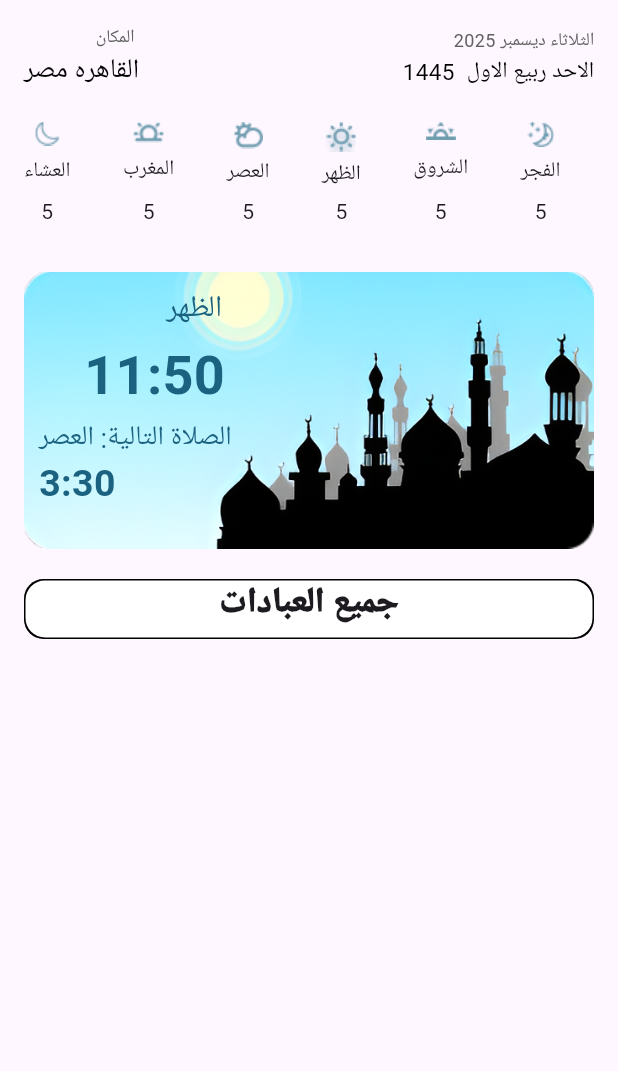
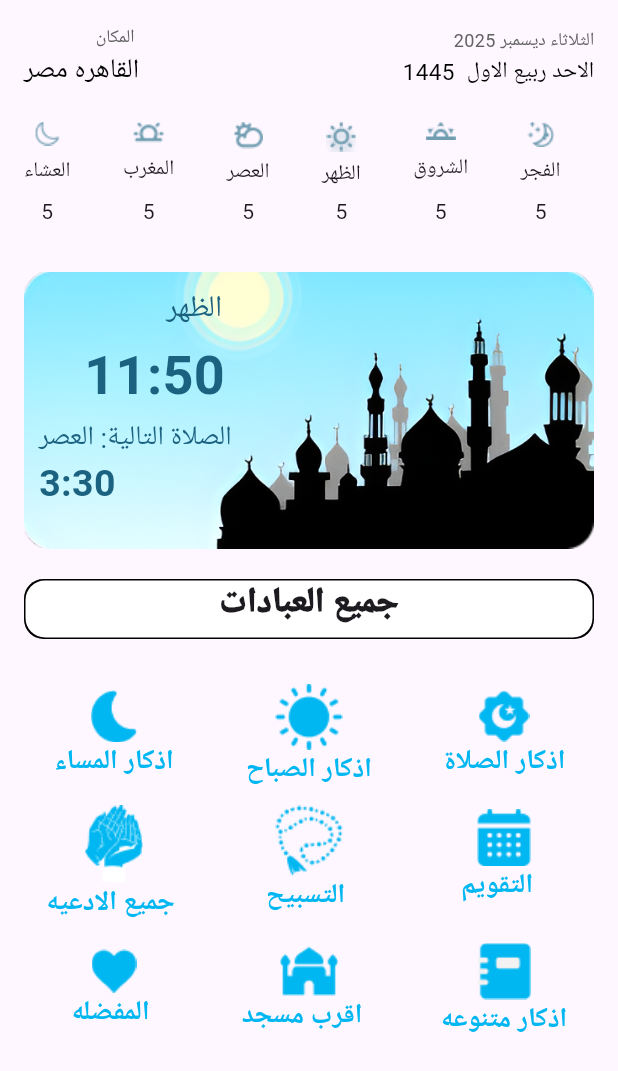
Before and after one commit to amrelmaadawy/quranApp, a Flutter app: the screen it shows after launch, on a phone screen of 412 x 824 dp. Shown: the top 1071 px of the screen. Run offline on Flutter 3.47's test engine with Material 3 defaults, Android fonts, the phone set to English and light mode, and no system bars.

Commit message:
finish all worships view + finish home view

```diff
--- a/lib/views/home/UI/home_view.dart
+++ b/lib/views/home/UI/home_view.dart
@@ -1,4 +1,5 @@
 import 'package:flutter/material.dart';
+import 'package:quranapp/views/home/UI/widgets/all_worships_list.dart';
 import 'package:quranapp/views/home/UI/widgets/home_appbar.dart';
 import 'package:quranapp/views/home/UI/widgets/prayer_card.dart';
 import 'package:quranapp/views/home/UI/widgets/prayers_row.dart';
@@ -13,6 +14,7 @@ class HomeView extends StatelessWidget {
       body: SafeArea(
         child: Padding(
           padding: const EdgeInsets.all(16.0),
+          child: SingleChildScrollView(
             child: Column(
               children: [
                 HomeAppBar(),
@@ -22,7 +24,10 @@ class HomeView extends StatelessWidget {
                 PrayerCard(),
                 SizedBox(height: 20),
                 WorshipsCard(),
+                SizedBox(height: 30),
+                AllWorshipsList(),
               ],
+            ),
           ),
         ),
       ),
--- /dev/null
+++ b/lib/views/home/UI/widgets/all_worships_list.dart
@@ -0,0 +1,44 @@
+
+import 'package:flutter/material.dart';
+import 'package:quranapp/views/home/logic/worships.dart';
+
+class AllWorshipsList extends StatelessWidget {
+  const AllWorshipsList({
+    super.key,
+  });
+
+  @override
+  Widget build(BuildContext context) {
+    return Wrap(
+      spacing: 30, // Horizontal space
+      runSpacing: 10, // Vertical space
+      alignment:
+          WrapAlignment.spaceEvenly, // Distribute space evenly
+      children: [
+        for (var worship in worships)
+          ConstrainedBox(
+            constraints: BoxConstraints(
+              minWidth: 100, // Set minimum width
+              maxWidth: 100, // Set maximum width (equal width)
+              minHeight: 70, // Optional: Set height if needed
+            ),
+
+              child: Center(
+                child: Column(
+                  mainAxisAlignment: MainAxisAlignment.spaceBetween,
+                  crossAxisAlignment: CrossAxisAlignment.center,
+                  mainAxisSize:
+                      MainAxisSize
+                          .min, //Prevent column  from expanding
+                  children: [
+                    worship.icon,
+                    worship.text, // Ensure text doesn't overflow
+                  ],
+                ),
+              ),
+            ),
+
+      ],
+    );
+  }
+}
--- /dev/null
+++ b/lib/views/home/logic/worships.dart
@@ -0,0 +1,90 @@
+import 'package:flutter/widgets.dart';
+import 'package:quranapp/core/app_color.dart';
+
+class Worships {
+  final Widget text;
+  final Widget icon;
+  Worships({required this.text, required this.icon});
+}
+
+List<Worships> worships = [
+  Worships(
+    text: Text(
+      'اذكار المساء',
+      style: TextStyle(
+        fontSize: 18,
+        color: AppColor.kprimryColor,
+        fontWeight: FontWeight.bold,
+      ),
+    ),
+    icon: Image.asset('assets/images/azkarelmassa.png'),
+  ),
+  Worships(
+    text: Text(
+      'اذكار الصباح',
+      style: TextStyle(
+        fontSize: 18,
+        color: AppColor.kprimryColor,
+
+        fontWeight: FontWeight.bold,
+      ),
+    ),
+    icon: Image.asset('assets/images/azkarelsaba7.png'),
+  ),
+  Worships(
+    text: Text(
+      'اذكار الصلاة',
+      style: TextStyle(fontSize: 18, color: AppColor.kprimryColor,
+        fontWeight: FontWeight.bold,),
+    ),
+    icon: Image.asset('assets/images/azkarelprayers.png'),
+  ),
+  Worships(
+    text: Text(
+      'جميع الادعيه ',
+      style: TextStyle(fontSize: 18, color: AppColor.kprimryColor,
+        fontWeight: FontWeight.bold,),
+    ),
+    icon: Image.asset('assets/images/doaa.png'),
+  ),
+  Worships(
+    text: Text(
+      'التسبيح ',
+      style: TextStyle(fontSize: 18, color: AppColor.kprimryColor,
+        fontWeight: FontWeight.bold,),
+    ),
+    icon: Image.asset('assets/images/tasbee7.png'),
+  ),
+  Worships(
+    text: Text(
+      'التقويم  ',
+      style: TextStyle(fontSize: 18, color: AppColor.kprimryColor,
+        fontWeight: FontWeight.bold,),
+    ),
+    icon: Image.asset('assets/images/calender.png'),
+  ),
+  Worships(
+    text: Text(
+      'المفضله ',
+      style: TextStyle(fontSize: 18, color: AppColor.kprimryColor,
+        fontWeight: FontWeight.bold,),
+    ),
+    icon: Image.asset('assets/images/favorite.png'),
+  ),
+  Worships(
+    text: Text(
+      'اقرب مسجد  ',
+      style: TextStyle(fontSize: 18, color: AppColor.kprimryColor,
+        fontWeight: FontWeight.bold,),
+    ),
+    icon: Image.asset('assets/images/mosque.png'),
+  ),
+  Worships(
+    text: Text(
+      'اذكار متنوعه',
+      style: TextStyle(fontSize: 18, color: AppColor.kprimryColor,
+        fontWeight: FontWeight.bold,),
+    ),
+    icon: Image.asset('assets/images/randomazkar.png'),
+  ),
+];
```
Also changed, not shown: assets/images/azkarelmassa.png (added), assets/images/azkarelprayers.png (added), assets/images/azkarelsaba7.png (added), assets/images/calender.png (added), assets/images/doaa.png (added), assets/images/favorite.png (added), assets/images/mosque.png (added), assets/images/randomazkar.png (added), assets/images/tasbee7.png (added). Lines whose indentation alone changed are shown as unchanged.
